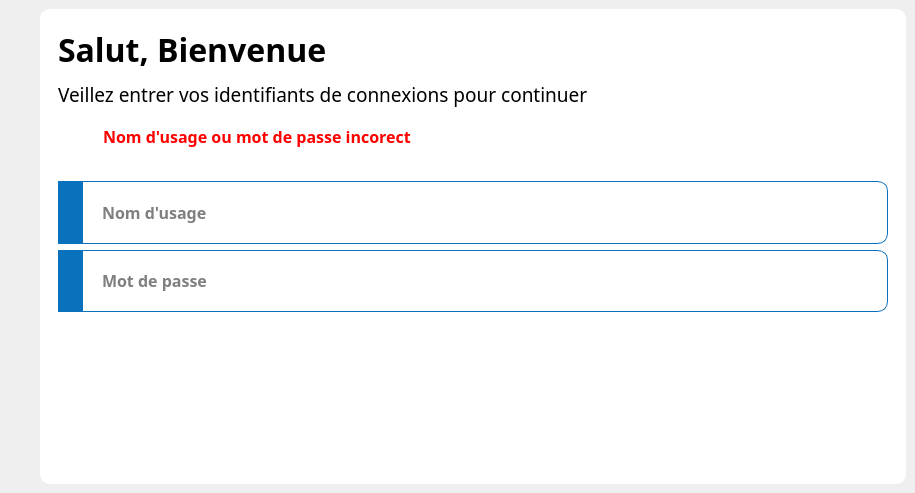
Before: the Qt Designer form ui/Login/Login.ui in IDRISSHACKER/getdiocese, drawn with Qt 5.
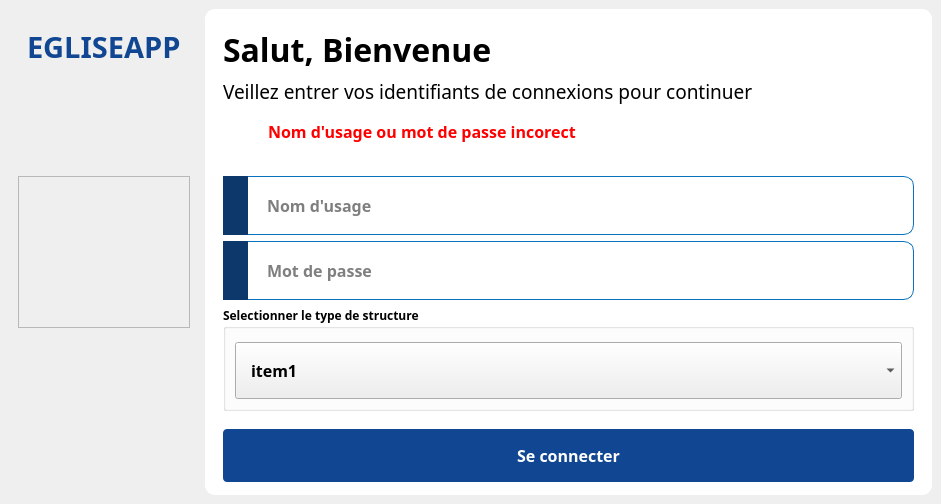
After: the same form once the commit is applied. Icons and pictures are not drawn.

What changed in the file:
```diff
--- a/ui/Login/Login.ui
+++ b/ui/Login/Login.ui
@@ -6,8 +6,8 @@
    <rect>
     <x>0</x>
     <y>0</y>
-    <width>915</width>
-    <height>493</height>
+    <width>941</width>
+    <height>504</height>
    </rect>
   </property>
   <property name="windowTitle">
@@ -35,6 +35,40 @@
       <item>
        <widget class="QWidget" name="widget_2" native="true">
         <layout class="QVBoxLayout" name="verticalLayout_6">
+         <item alignment="Qt::AlignTop">
+          <widget class="QWidget" name="widget_8" native="true">
+           <layout class="QVBoxLayout" name="verticalLayout_9">
+            <item alignment="Qt::AlignTop">
+             <widget class="QLabel" name="label_23">
+              <property name="font">
+               <font>
+                <family>GeForce</family>
+                <pointsize>22</pointsize>
+                <weight>75</weight>
+                <bold>true</bold>
+               </font>
+              </property>
+              <property name="styleSheet">
+               <string notr="true">color: rgb(17, 71, 146);</string>
+              </property>
+              <property name="text">
+               <string>EGLISEAPP</string>
+              </property>
+             </widget>
+            </item>
+           </layout>
+          </widget>
+         </item>
+         <item>
+          <widget class="QFrame" name="frame_3">
+           <property name="frameShape">
+            <enum>QFrame::StyledPanel</enum>
+           </property>
+           <property name="frameShadow">
+            <enum>QFrame::Raised</enum>
+           </property>
+          </widget>
+         </item>
          <item>
           <widget class="QLabel" name="label_7">
            <property name="maximumSize">
@@ -179,7 +213,7 @@
                <item>
                 <widget class="QFrame" name="frame">
                  <property name="styleSheet">
-                  <string notr="true">background-color: rgb(10, 114, 189);
+                  <string notr="true">background-color: #0c386b;
 border-radius: none</string>
                  </property>
                  <property name="frameShape">
@@ -290,7 +324,7 @@
                   <item>
                    <widget class="QFrame" name="frame_2">
                     <property name="styleSheet">
-                     <string notr="true">background-color: rgb(10, 114, 189);</string>
+                     <string notr="true">background-color:#0c386b;</string>
                     </property>
                     <property name="frameShape">
                      <enum>QFrame::StyledPanel</enum>
@@ -354,6 +388,55 @@
               </layout>
              </widget>
             </item>
+            <item>
+             <widget class="QGroupBox" name="groupBox">
+              <property name="font">
+               <font>
+                <family>GeForce</family>
+                <weight>75</weight>
+                <bold>true</bold>
+               </font>
+              </property>
+              <property name="title">
+               <string>Selectionner le type de structure</string>
+              </property>
+              <layout class="QVBoxLayout" name="verticalLayout_10">
+               <property name="topMargin">
+                <number>13</number>
+               </property>
+               <item>
+                <widget class="QComboBox" name="comboBox">
+                 <property name="font">
+                  <font>
+                   <family>GeForce</family>
+                   <pointsize>12</pointsize>
+                   <weight>75</weight>
+                   <bold>true</bold>
+                  </font>
+                 </property>
+                 <property name="styleSheet">
+                  <string notr="true">padding: 15px;</string>
+                 </property>
+                 <item>
+                  <property name="text">
+                   <string>item1</string>
+                  </property>
+                 </item>
+                 <item>
+                  <property name="text">
+                   <string>item 2</string>
+                  </property>
+                 </item>
+                 <item>
+                  <property name="text">
+                   <string>item 3</string>
+                  </property>
+                 </item>
+                </widget>
+               </item>
+              </layout>
+             </widget>
+            </item>
            </layout>
           </widget>
          </item>
@@ -390,7 +473,8 @@
               </property>
               <property name="styleSheet">
                <string notr="true">QPushButton#connect{
-	background: &quot;#1770ca&quot;;
+	background: rgba(17,71,146,255)
+;
 	color: white;
 	padding: 15px;
 	border-radius: 4px;
```
Left out of the diff: 6 changed lines with no effect on the pictures.
